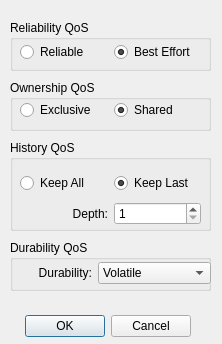
Qt form demo/ishapes/readerQosForm.ui (nevion/simd-cxx-old) before a commit.
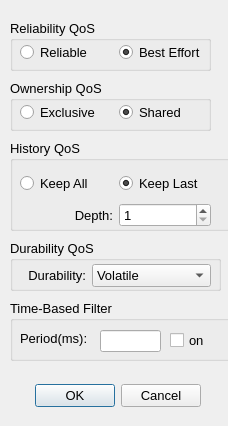
The same form after that commit.

```diff
--- a/demo/ishapes/readerQosForm.ui
+++ b/demo/ishapes/readerQosForm.ui
@@ -9,8 +9,8 @@
    <rect>
     <x>0</x>
     <y>0</y>
-    <width>222</width>
-    <height>344</height>
+    <width>228</width>
+    <height>426</height>
    </rect>
   </property>
   <property name="windowTitle">
@@ -19,12 +19,18 @@
   <widget class="QDialogButtonBox" name="OKButt">
    <property name="geometry">
     <rect>
-     <x>20</x>
-     <y>310</y>
+     <x>30</x>
+     <y>380</y>
      <width>171</width>
      <height>32</height>
     </rect>
    </property>
+   <property name="font">
+    <font>
+     <family>Lucida Grande</family>
+     <pointsize>10</pointsize>
+    </font>
+   </property>
    <property name="orientation">
     <enum>Qt::Horizontal</enum>
    </property>
@@ -41,6 +47,12 @@
      <height>51</height>
     </rect>
    </property>
+   <property name="font">
+    <font>
+     <family>Lucida Grande</family>
+     <pointsize>10</pointsize>
+    </font>
+   </property>
    <property name="title">
     <string>Reliability QoS</string>
    </property>
@@ -49,13 +61,25 @@
      <rect>
       <x>10</x>
       <y>20</y>
-      <width>181</width>
-      <height>25</height>
+      <width>191</width>
+      <height>26</height>
      </rect>
     </property>
+    <property name="font">
+     <font>
+      <family>Lucida Grande</family>
+      <pointsize>10</pointsize>
+     </font>
+    </property>
     <layout class="QHBoxLayout" name="horizontalLayout11">
      <item>
       <widget class="QRadioButton" name="reliableRButt">
+       <property name="font">
+        <font>
+         <family>Lucida Grande</family>
+         <pointsize>10</pointsize>
+        </font>
+       </property>
        <property name="text">
         <string>Reliable</string>
        </property>
@@ -66,6 +90,12 @@
      </item>
      <item>
       <widget class="QRadioButton" name="bestEffortRButt">
+       <property name="font">
+        <font>
+         <family>Lucida Grande</family>
+         <pointsize>10</pointsize>
+        </font>
+       </property>
        <property name="text">
         <string>Best Effort</string>
        </property>
@@ -85,10 +115,16 @@
     <rect>
      <x>10</x>
      <y>240</y>
-     <width>201</width>
+     <width>211</width>
      <height>51</height>
     </rect>
    </property>
+   <property name="font">
+    <font>
+     <family>Lucida Grande</family>
+     <pointsize>10</pointsize>
+    </font>
+   </property>
    <property name="title">
     <string>Durability QoS</string>
    </property>
@@ -98,12 +134,24 @@
       <x>10</x>
       <y>20</y>
       <width>191</width>
-      <height>26</height>
+      <height>31</height>
      </rect>
     </property>
+    <property name="font">
+     <font>
+      <family>Lucida Grande</family>
+      <pointsize>10</pointsize>
+     </font>
+    </property>
     <layout class="QHBoxLayout" name="horizontalLayout_6">
      <item>
       <widget class="QLabel" name="label_3">
+       <property name="font">
+        <font>
+         <family>Lucida Grande</family>
+         <pointsize>10</pointsize>
+        </font>
+       </property>
        <property name="text">
         <string>Durability:</string>
        </property>
@@ -114,6 +162,12 @@
      </item>
      <item>
       <widget class="QComboBox" name="durabilityComboBox">
+       <property name="font">
+        <font>
+         <family>Lucida Grande</family>
+         <pointsize>10</pointsize>
+        </font>
+       </property>
        <item>
         <property name="text">
          <string>Volatile</string>
@@ -144,10 +198,16 @@
     <rect>
      <x>10</x>
      <y>140</y>
-     <width>201</width>
+     <width>221</width>
      <height>91</height>
     </rect>
    </property>
+   <property name="font">
+    <font>
+     <family>Lucida Grande</family>
+     <pointsize>10</pointsize>
+    </font>
+   </property>
    <property name="title">
     <string>History QoS</string>
    </property>
@@ -156,15 +216,27 @@
      <rect>
       <x>10</x>
       <y>30</y>
-      <width>181</width>
-      <height>59</height>
+      <width>191</width>
+      <height>61</height>
      </rect>
     </property>
+    <property name="font">
+     <font>
+      <family>Lucida Grande</family>
+      <pointsize>10</pointsize>
+     </font>
+    </property>
     <layout class="QVBoxLayout" name="verticalLayout_2">
      <item>
       <layout class="QHBoxLayout" name="horizontalLayout_7">
        <item>
         <widget class="QRadioButton" name="keepAllRButt">
+         <property name="font">
+          <font>
+           <family>Lucida Grande</family>
+           <pointsize>10</pointsize>
+          </font>
+         </property>
          <property name="text">
           <string>Keep All</string>
          </property>
@@ -172,6 +244,12 @@
        </item>
        <item>
         <widget class="QRadioButton" name="keepLastRButton">
+         <property name="font">
+          <font>
+           <family>Lucida Grande</family>
+           <pointsize>10</pointsize>
+          </font>
+         </property>
          <property name="text">
           <string>Keep Last</string>
          </property>
@@ -186,6 +264,12 @@
       <layout class="QHBoxLayout" name="horizontalLayout_8">
        <item>
         <widget class="QLabel" name="label_4">
+         <property name="font">
+          <font>
+           <family>Lucida Grande</family>
+           <pointsize>10</pointsize>
+          </font>
+         </property>
          <property name="text">
           <string>Depth:</string>
          </property>
@@ -196,6 +280,12 @@
        </item>
        <item>
         <widget class="QSpinBox" name="depthSpinBox">
+         <property name="font">
+          <font>
+           <family>Lucida Grande</family>
+           <pointsize>10</pointsize>
+          </font>
+         </property>
          <property name="minimum">
           <number>1</number>
          </property>
@@ -218,6 +308,12 @@
      <height>51</height>
     </rect>
    </property>
+   <property name="font">
+    <font>
+     <family>Lucida Grande</family>
+     <pointsize>10</pointsize>
+    </font>
+   </property>
    <property name="title">
     <string>Ownership QoS</string>
    </property>
@@ -226,13 +322,25 @@
      <rect>
       <x>10</x>
       <y>20</y>
-      <width>181</width>
-      <height>21</height>
+      <width>191</width>
+      <height>26</height>
      </rect>
     </property>
+    <property name="font">
+     <font>
+      <family>Lucida Grande</family>
+      <pointsize>10</pointsize>
+     </font>
+    </property>
     <layout class="QHBoxLayout" name="horizontalLayout">
      <item>
       <widget class="QRadioButton" name="exclusiveRButt">
+       <property name="font">
+        <font>
+         <family>Lucida Grande</family>
+         <pointsize>10</pointsize>
+        </font>
+       </property>
        <property name="text">
         <string>Exclusive</string>
        </property>
@@ -243,6 +351,12 @@
      </item>
      <item>
       <widget class="QRadioButton" name="sharedRButt">
+       <property name="font">
+        <font>
+         <family>Lucida Grande</family>
+         <pointsize>10</pointsize>
+        </font>
+       </property>
        <property name="text">
         <string>Shared</string>
        </property>
@@ -257,6 +371,75 @@
     </layout>
    </widget>
   </widget>
+  <widget class="QGroupBox" name="groupBox_3">
+   <property name="geometry">
+    <rect>
+     <x>10</x>
+     <y>300</y>
+     <width>231</width>
+     <height>61</height>
+    </rect>
+   </property>
+   <property name="font">
+    <font>
+     <pointsize>10</pointsize>
+    </font>
+   </property>
+   <property name="title">
+    <string>Time-Based Filter</string>
+   </property>
+   <widget class="QCheckBox" name="timeBasedFilterActive">
+    <property name="geometry">
+     <rect>
+      <x>160</x>
+      <y>30</y>
+      <width>41</width>
+      <height>20</height>
+     </rect>
+    </property>
+    <property name="font">
+     <font>
+      <pointsize>10</pointsize>
+     </font>
+    </property>
+    <property name="text">
+     <string>on</string>
+    </property>
+   </widget>
+   <widget class="QLabel" name="periodLabel">
+    <property name="geometry">
+     <rect>
+      <x>10</x>
+      <y>30</y>
+      <width>71</width>
+      <height>16</height>
+     </rect>
+    </property>
+    <property name="font">
+     <font>
+      <pointsize>10</pointsize>
+     </font>
+    </property>
+    <property name="text">
+     <string>Period(ms):</string>
+    </property>
+   </widget>
+   <widget class="QLineEdit" name="timeBasedFilterValue">
+    <property name="geometry">
+     <rect>
+      <x>90</x>
+      <y>30</y>
+      <width>61</width>
+      <height>22</height>
+     </rect>
+    </property>
+    <property name="font">
+     <font>
+      <pointsize>10</pointsize>
+     </font>
+    </property>
+   </widget>
+  </widget>
  </widget>
  <resources/>
  <connections>
```
Left out of the diff: 18 changed lines with no effect on the pictures.
